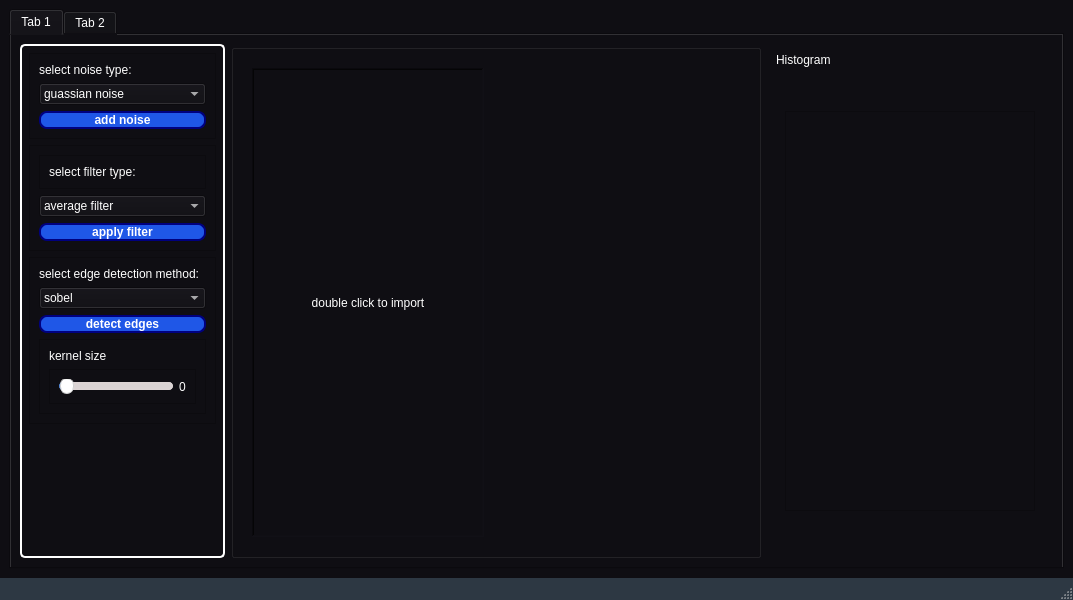
This is ui_2.ui in Eagle-E-Y-E/Cleanser as Qt 5 draws it before an edit. The edited form follows.
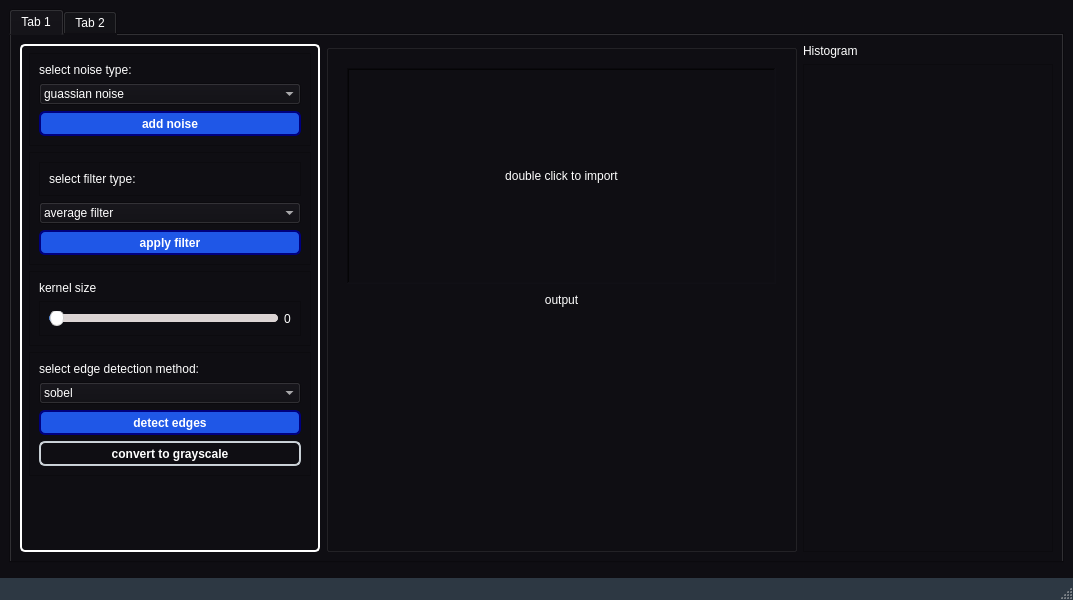
This is the edited form. Icons and pictures are not drawn.

```diff
--- a/ui_2.ui
+++ b/ui_2.ui
@@ -25,7 +25,7 @@
     border-bottom-color: qlineargradient(spread:pad, x1:0, y1:1, x2:0, y2:0, stop:0 #c1c9cf, stop:1 #d2d8dd);
     border-left-color: qlineargradient(spread:pad, x1:0, y1:0, x2:1, y2:0, stop:0 #c1c9cf, stop:1 #d2d8dd);
     border-width: 2px;
-    border-radius: 8px;
+    border-radius: 6px;
     color: white;
     font-weight: bold;
     background-color: qlineargradient(spread:pad, x1:0.5, y1:0, x2:0.5, y2:1, stop:0 #fbfdfd, stop:0.5 #ffffff, stop:1 #fbfdfd);
@@ -445,6 +445,12 @@
               </item>
               <item>
                <widget class="QPushButton" name="apply_noise_btn">
+                <property name="minimumSize">
+                 <size>
+                  <width>0</width>
+                  <height>25</height>
+                 </size>
+                </property>
                 <property name="styleSheet">
                  <string notr="true">background-color: rgb(31, 87, 231);
 border-color: rgb(0, 0, 127);</string>
@@ -518,6 +524,12 @@
               </item>
               <item>
                <widget class="QPushButton" name="apply_filter_btn">
+                <property name="minimumSize">
+                 <size>
+                  <width>0</width>
+                  <height>25</height>
+                 </size>
+                </property>
                 <property name="styleSheet">
                  <string notr="true">background-color: rgb(31, 87, 231);
 border-color: rgb(0, 0, 127);</string>
@@ -530,6 +542,51 @@
              </layout>
             </widget>
            </item>
+           <item>
+            <widget class="QFrame" name="frame_4">
+             <property name="frameShape">
+              <enum>QFrame::StyledPanel</enum>
+             </property>
+             <property name="frameShadow">
+              <enum>QFrame::Raised</enum>
+             </property>
+             <layout class="QVBoxLayout" name="verticalLayout_8">
+              <item>
+               <widget class="QLabel" name="label_3">
+                <property name="text">
+                 <string>kernel size</string>
+                </property>
+               </widget>
+              </item>
+              <item>
+               <widget class="QFrame" name="frame_6">
+                <property name="frameShape">
+                 <enum>QFrame::StyledPanel</enum>
+                </property>
+                <property name="frameShadow">
+                 <enum>QFrame::Raised</enum>
+                </property>
+                <layout class="QHBoxLayout" name="horizontalLayout_7">
+                 <item>
+                  <widget class="QSlider" name="kernel_size_slider">
+                   <property name="orientation">
+                    <enum>Qt::Horizontal</enum>
+                   </property>
+                  </widget>
+                 </item>
+                 <item>
+                  <widget class="QLabel" name="kernel_size_label">
+                   <property name="text">
+                    <string>0</string>
+                   </property>
+                  </widget>
+                 </item>
+                </layout>
+               </widget>
+              </item>
+             </layout>
+            </widget>
+           </item>
            <item>
             <widget class="QFrame" name="frame_2">
              <property name="frameShape">
@@ -578,6 +635,12 @@
               </item>
               <item>
                <widget class="QPushButton" name="detect_edges_btn">
+                <property name="minimumSize">
+                 <size>
+                  <width>0</width>
+                  <height>25</height>
+                 </size>
+                </property>
                 <property name="styleSheet">
                  <string notr="true">background-color: rgb(31, 87, 231);
 border-color: rgb(0, 0, 127);</string>
@@ -588,48 +651,16 @@
                </widget>
               </item>
               <item>
-               <widget class="QFrame" name="frame_4">
-                <property name="frameShape">
-                 <enum>QFrame::StyledPanel</enum>
+               <widget class="QPushButton" name="convert_to_grayscale_btn">
+                <property name="minimumSize">
+                 <size>
+                  <width>0</width>
+                  <height>25</height>
+                 </size>
                 </property>
-                <property name="frameShadow">
-                 <enum>QFrame::Raised</enum>
-                </property>
-                <layout class="QVBoxLayout" name="verticalLayout_8">
-                 <item>
-                  <widget class="QLabel" name="label_3">
                    <property name="text">
-                    <string>kernel size</string>
-                   </property>
-                  </widget>
-                 </item>
-                 <item>
-                  <widget class="QFrame" name="frame_6">
-                   <property name="frameShape">
-                    <enum>QFrame::StyledPanel</enum>
-                   </property>
-                   <property name="frameShadow">
-                    <enum>QFrame::Raised</enum>
-                   </property>
-                   <layout class="QHBoxLayout" name="horizontalLayout_7">
-                    <item>
-                     <widget class="QSlider" name="kernel_size_slider">
-                      <property name="orientation">
-                       <enum>Qt::Horizontal</enum>
-                      </property>
-                     </widget>
-                    </item>
-                    <item>
-                     <widget class="QLabel" name="kernel_size_label">
-                      <property name="text">
-                       <string>0</string>
-                      </property>
-                     </widget>
-                    </item>
-                   </layout>
-                  </widget>
-                 </item>
-                </layout>
+                 <string>convert to grayscale</string>
+                </property>
                </widget>
               </item>
              </layout>
@@ -660,7 +691,7 @@
            <item row="0" column="0">
             <layout class="QVBoxLayout" name="verticalLayout">
              <item>
-              <layout class="QHBoxLayout" name="horizontalLayout_2">
+              <layout class="QVBoxLayout" name="verticalLayout_10">
                <item>
                 <widget class="QGroupBox" name="groupBox">
                  <property name="minimumSize">
@@ -686,72 +717,7 @@
                   <string/>
                  </property>
                  <layout class="QGridLayout" name="gridLayout_2">
-                  <item row="0" column="0">
-                   <widget class="QLabel" name="image1">
-                    <property name="sizePolicy">
-                     <sizepolicy hsizetype="Preferred" vsizetype="Preferred">
-                      <horstretch>0</horstretch>
-                      <verstretch>0</verstretch>
-                     </sizepolicy>
-                    </property>
-                    <property name="minimumSize">
-                     <size>
-                      <width>0</width>
-                      <height>0</height>
-                     </size>
-                    </property>
-                    <property name="maximumSize">
-                     <size>
-                      <width>16777215</width>
-                      <height>16777215</height>
-                     </size>
-                    </property>
-                    <property name="frameShape">
-                     <enum>QFrame::WinPanel</enum>
-                    </property>
-                    <property name="frameShadow">
-                     <enum>QFrame::Sunken</enum>
-                    </property>
-                    <property name="text">
-                     <string>double click to import</string>
-                    </property>
-                    <property name="scaledContents">
-                     <bool>true</bool>
-                    </property>
-                    <property name="alignment">
-                     <set>Qt::AlignCenter</set>
-                    </property>
-                   </widget>
-                  </item>
-                 </layout>
-                </widget>
-               </item>
-               <item>
-                <widget class="QGroupBox" name="groupBox_2">
-                 <property name="minimumSize">
-                  <size>
-                   <width>250</width>
-                   <height>0</height>
-                  </size>
-                 </property>
-                 <property name="styleSheet">
-                  <string notr="true">QGroupBox {
-    border: none; /* or border: 0; */
-}
-
-QGroupBox::title {
-    subcontrol-origin: margin;
-    subcontrol-position: top left;
-    padding: 0 5px; /* Optional padding for the title */
-}
-
-</string>
-                 </property>
-                 <property name="title">
-                  <string/>
-                 </property>
-                 <layout class="QGridLayout" name="gridLayout_16">
-                  <item row="0" column="0">
+                  <item row="2" column="0">
                    <layout class="QHBoxLayout" name="horizontalLayout_5">
                     <item>
                      <widget class="QGraphicsView" name="output_image">
@@ -789,6 +755,59 @@
                     </item>
                    </layout>
                   </item>
+                  <item row="0" column="0">
+                   <widget class="QLabel" name="image1">
+                    <property name="sizePolicy">
+                     <sizepolicy hsizetype="Preferred" vsizetype="Preferred">
+                      <horstretch>0</horstretch>
+                      <verstretch>0</verstretch>
+                     </sizepolicy>
+                    </property>
+                    <property name="minimumSize">
+                     <size>
+                      <width>0</width>
+                      <height>0</height>
+                     </size>
+                    </property>
+                    <property name="maximumSize">
+                     <size>
+                      <width>16777215</width>
+                      <height>16777215</height>
+                     </size>
+                    </property>
+                    <property name="frameShape">
+                     <enum>QFrame::WinPanel</enum>
+                    </property>
+                    <property name="frameShadow">
+                     <enum>QFrame::Sunken</enum>
+                    </property>
+                    <property name="text">
+                     <string>double click to import</string>
+                    </property>
+                    <property name="scaledContents">
+                     <bool>true</bool>
+                    </property>
+                    <property name="alignment">
+                     <set>Qt::AlignCenter</set>
+                    </property>
+                   </widget>
+                  </item>
+                  <item row="1" column="0">
+                   <widget class="QLabel" name="label_5">
+                    <property name="maximumSize">
+                     <size>
+                      <width>16777215</width>
+                      <height>20</height>
+                     </size>
+                    </property>
+                    <property name="text">
+                     <string>output</string>
+                    </property>
+                    <property name="alignment">
+                     <set>Qt::AlignCenter</set>
+                    </property>
+                   </widget>
+                  </item>
                  </layout>
                 </widget>
                </item>
@@ -799,41 +818,11 @@
           </layout>
          </widget>
         </item>
+        <item>
+         <layout class="QHBoxLayout" name="horizontalLayout_8">
         <item>
          <layout class="QVBoxLayout" name="verticalLayout_3">
           <item>
-           <widget class="QGroupBox" name="groupBox_7">
-            <property name="maximumSize">
-             <size>
-              <width>350</width>
-              <height>16777215</height>
-             </size>
-            </property>
-            <property name="styleSheet">
-             <string notr="true">QGroupBox {
-    border: none; /* or border: 0; */
-}
-
-QGroupBox::title {
-    subcontrol-origin: margin;
-    subcontrol-position: top left;
-    padding: 0 5px; /* Optional padding for the title */
-}
-
-</string>
-            </property>
-            <property name="title">
-             <string/>
-            </property>
-            <property name="alignment">
-             <set>Qt::AlignCenter</set>
-            </property>
-            <layout class="QGridLayout" name="gridLayout_9">
-             <item row="0" column="0">
-              <layout class="QHBoxLayout" name="horizontalLayout_3">
-               <item>
-                <layout class="QGridLayout" name="gridLayout_7">
-                 <item row="0" column="0">
                   <widget class="QLabel" name="label_4">
                    <property name="maximumSize">
                     <size>
@@ -846,44 +835,17 @@
                    </property>
                   </widget>
                  </item>
-                 <item row="1" column="0">
-                  <widget class="QGroupBox" name="groupBox_5">
-                   <property name="title">
-                    <string/>
-                   </property>
-                   <layout class="QGridLayout" name="gridLayout_5">
-                    <item row="0" column="0">
-                     <widget class="QGraphicsView" name="histogram">
-                      <property name="minimumSize">
-                       <size>
-                        <width>250</width>
-                        <height>300</height>
-                       </size>
-                      </property>
+            <item>
+             <widget class="QGraphicsView" name="graphicsView">
                       <property name="maximumSize">
                        <size>
                         <width>250</width>
-                        <height>400</height>
+                <height>16777215</height>
                        </size>
                       </property>
                      </widget>
                     </item>
                    </layout>
-                  </widget>
-                 </item>
-                </layout>
-               </item>
-              </layout>
-             </item>
-            </layout>
-           </widget>
-          </item>
-         </layout>
-        </item>
-        <item>
-         <layout class="QHBoxLayout" name="horizontalLayout_8">
-          <item>
-           <layout class="QGridLayout" name="gridLayout_13"/>
           </item>
          </layout>
         </item>
@@ -895,7 +857,25 @@
        </attribute>
        <layout class="QHBoxLayout" name="horizontalLayout_6">
         <item>
-         <widget class="QLabel" name="image1_2">
+         <widget class="QFrame" name="frame_7">
+          <property name="frameShape">
+           <enum>QFrame::StyledPanel</enum>
+          </property>
+          <property name="frameShadow">
+           <enum>QFrame::Raised</enum>
+          </property>
+          <layout class="QVBoxLayout" name="verticalLayout_9">
+           <item>
+            <widget class="QFrame" name="frame_9">
+             <property name="frameShape">
+              <enum>QFrame::StyledPanel</enum>
+             </property>
+             <property name="frameShadow">
+              <enum>QFrame::Raised</enum>
+             </property>
+             <layout class="QHBoxLayout" name="horizontalLayout_10">
+              <item>
+               <widget class="QLabel" name="image1_mix">
           <property name="minimumSize">
            <size>
             <width>250</width>
@@ -926,7 +906,7 @@
          </widget>
         </item>
         <item>
-         <widget class="QLabel" name="image1_3">
+               <widget class="QLabel" name="image2_mix">
           <property name="minimumSize">
            <size>
             <width>250</width>
@@ -957,7 +937,7 @@
          </widget>
         </item>
         <item>
-         <widget class="QLabel" name="image1_4">
+               <widget class="QLabel" name="output_img_mix">
           <property name="minimumSize">
            <size>
             <width>250</width>
@@ -989,6 +969,63 @@
         </item>
        </layout>
       </widget>
+           </item>
+           <item>
+            <widget class="QFrame" name="frame_10">
+             <property name="maximumSize">
+              <size>
+               <width>16777215</width>
+               <height>60</height>
+              </size>
+             </property>
+             <property name="frameShape">
+              <enum>QFrame::StyledPanel</enum>
+             </property>
+             <property name="frameShadow">
+              <enum>QFrame::Raised</enum>
+             </property>
+             <layout class="QHBoxLayout" name="horizontalLayout_9">
+              <item>
+               <widget class="QPushButton" name="mix_btn">
+                <property name="minimumSize">
+                 <size>
+                  <width>0</width>
+                  <height>40</height>
+                 </size>
+                </property>
+                <property name="maximumSize">
+                 <size>
+                  <width>200</width>
+                  <height>16777215</height>
+                 </size>
+                </property>
+                <property name="styleSheet">
+                 <string notr="true">background-color: rgb(31, 87, 231);
+border-color: rgb(0, 0, 127);</string>
+                </property>
+                <property name="text">
+                 <string>Mix</string>
+                </property>
+               </widget>
+              </item>
+             </layout>
+            </widget>
+           </item>
+          </layout>
+         </widget>
+        </item>
+       </layout>
+      </widget>
+     </widget>
+    </item>
+    <item>
+     <widget class="QFrame" name="frame_8">
+      <property name="frameShape">
+       <enum>QFrame::StyledPanel</enum>
+      </property>
+      <property name="frameShadow">
+       <enum>QFrame::Raised</enum>
+      </property>
      </widget>
     </item>
    </layout>
```
Lines whose indentation alone changed are shown as unchanged.
